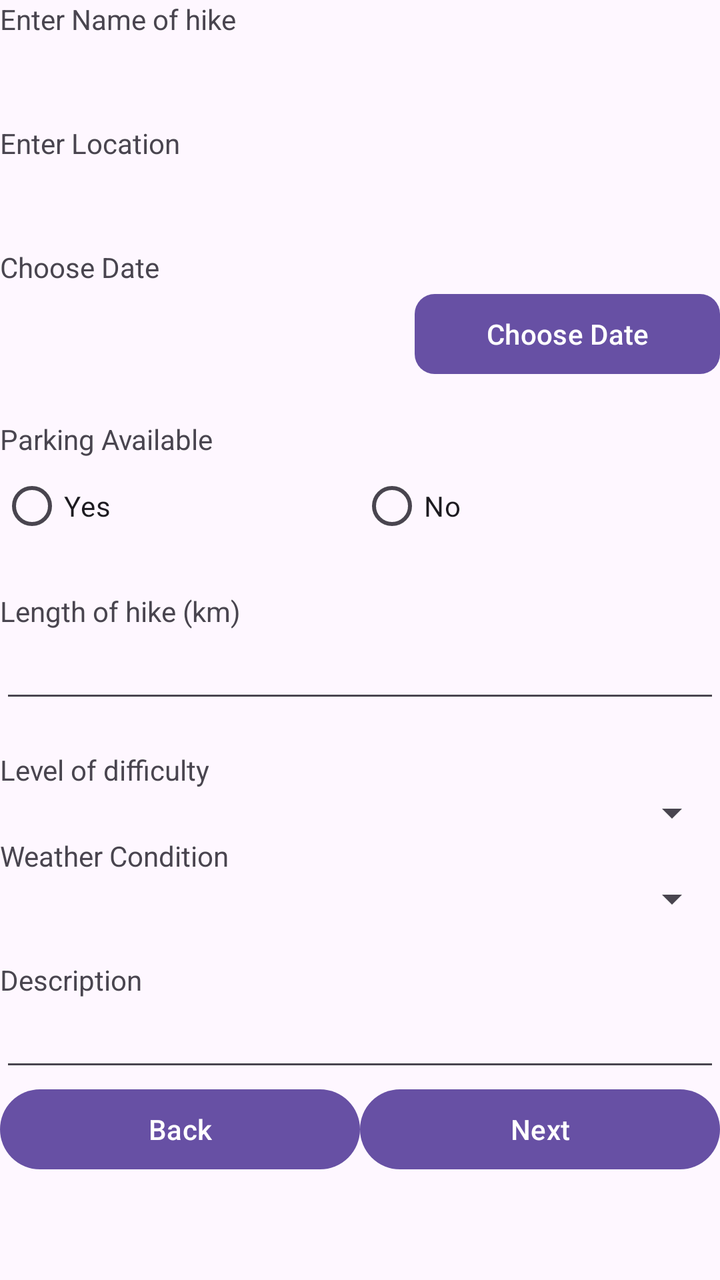
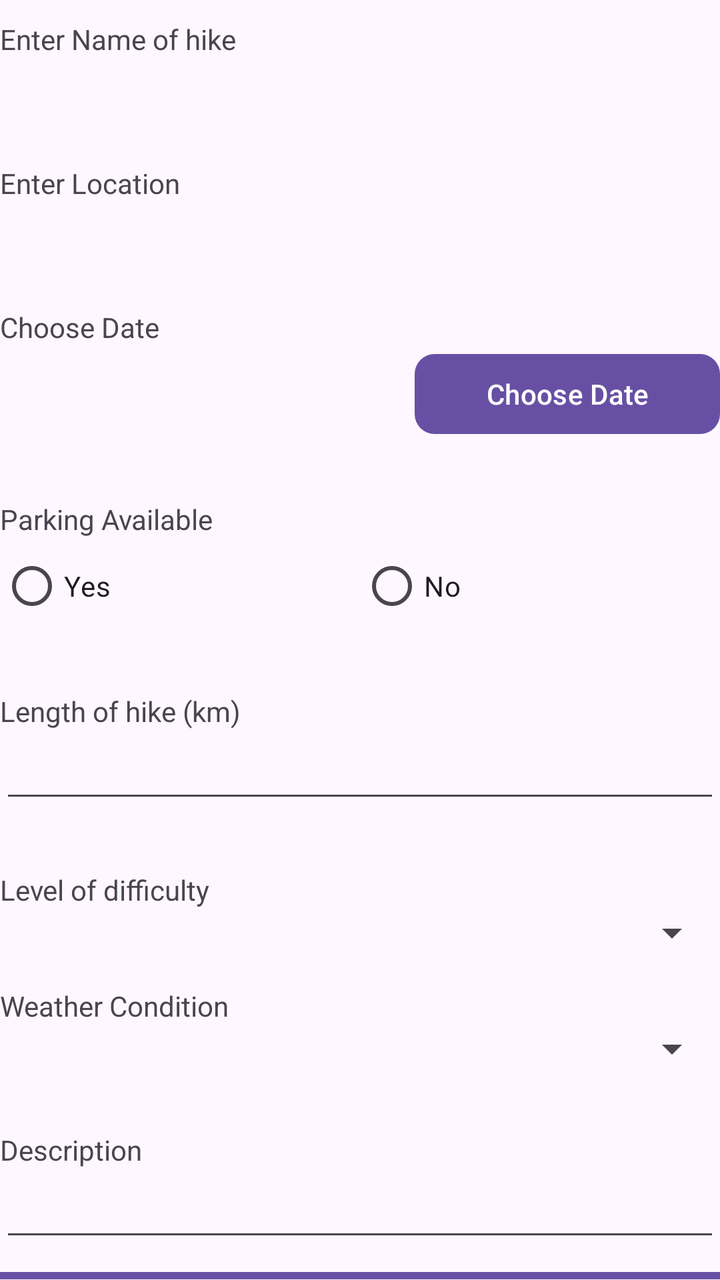

Two renders of the same Android screen: before a commit and after it. Below are the layout's source before the change and the commit's diff.
<!-- AndroidManifest.xml: application theme Theme.MHIke -->
<!-- res/layout/activity_entry.xml -->
<?xml version="1.0" encoding="utf-8"?>
<LinearLayout xmlns:android="http://schemas.android.com/apk/res/android"
    xmlns:app="http://schemas.android.com/apk/res-auto"
    xmlns:tools="http://schemas.android.com/tools"
    android:layout_width="match_parent"
    android:layout_height="match_parent"
    android:layout_margin="16dp"
    android:orientation="vertical"
    tools:context=".EntryActivity">

    <TextView
        android:layout_width="match_parent"
        android:layout_height="wrap_content"
        android:text="@string/lbl_NameOfHike" />

    <Spinner
        android:id="@+id/spinnerHikeNames"
        android:layout_width="409dp"
        android:layout_height="wrap_content"
        tools:layout_editor_absoluteX="1dp"
        tools:layout_editor_absoluteY="164dp" />

    






    <TextView
        android:id="@+id/lbl_h1"
        android:layout_width="match_parent"
        android:layout_height="wrap_content"
        android:text="Please fill the above field."
        android:visibility="invisible"
        android:textColor="#FF0000"
        />







    <TextView
        android:layout_width="wrap_content"
        android:layout_height="wrap_content"
        android:hint="Name"
        android:text="@string/lbl_Location" />


    <Spinner
        android:id="@+id/spinnerLocations"
        android:layout_width="409dp"
        android:layout_height="wrap_content"
        tools:layout_editor_absoluteX="1dp"
        tools:layout_editor_absoluteY="205dp" />

    




    <TextView
        android:id="@+id/lbl_h2"
        android:layout_width="match_parent"
        android:layout_height="wrap_content"
        android:text="Please select the above field."
        android:visibility="invisible"
        android:textColor="#FF0000"
        />

    <TextView
        android:id="@+id/lbl2"
        android:layout_width="match_parent"
        android:layout_height="wrap_content"
        android:hint="Name"
        android:text="@string/lbl_ChooseDate" />

    <LinearLayout
        android:layout_width="match_parent"
        android:layout_height="wrap_content"
        android:orientation="horizontal">

        <TextView
            android:id="@+id/lbl_Date"
            android:layout_width="wrap_content"
            android:layout_height="match_parent"
            android:layout_weight="90" />

        <Button
            android:id="@+id/btnShowDateTime"
            android:layout_width="wrap_content"
            android:layout_height="wrap_content"
            android:layout_weight="10"
            android:text="@string/btn_Date"
            app:cornerRadius="10dp" />


    </LinearLayout>
    <TextView
        android:id="@+id/lbl_h3"
        android:layout_width="match_parent"
        android:layout_height="wrap_content"
        android:text="Please fill the above field."
        android:visibility="invisible"
        android:textColor="#FF0000"
        />

    <TextView
        android:id="@+id/textView4"
        android:layout_width="match_parent"
        android:layout_height="wrap_content"
        android:hint="Name"
        android:text="@string/lbl_ParkingAvailable" />

    <RadioGroup
        android:layout_width="match_parent"
        android:layout_height="wrap_content"
        android:orientation="horizontal">

        <RadioButton
            android:id="@+id/rdo_Yes"
            android:layout_width="match_parent"
            android:layout_height="wrap_content"
            android:layout_weight="0.5"
            android:text="@string/txt_Yes" />

        <RadioButton
            android:id="@+id/rdo_No"
            android:layout_width="match_parent"
            android:layout_height="wrap_content"
            android:layout_weight="0.5"
            android:text="@string/txt_No" />
    </RadioGroup>

    <TextView
        android:id="@+id/lbl_h4"
        android:layout_width="match_parent"
        android:layout_height="wrap_content"
        android:text="Please fill the above field."
        android:visibility="invisible"
        android:textColor="#FF0000"
        />


    <TextView
        android:id="@+id/textView5"
        android:layout_width="match_parent"
        android:layout_height="wrap_content"
        android:hint="Name"
        android:text="@string/lbl_LengthOfTheHike" />

    <EditText
        android:id="@+id/txt_LengthOfHike"
        android:layout_width="match_parent"
        android:layout_height="wrap_content"
        android:ems="10"
        android:inputType="numberDecimal" />

    <TextView
        android:id="@+id/lbl_h5"
        android:layout_width="match_parent"
        android:layout_height="wrap_content"
        android:text="Please fill the above field."
        android:visibility="invisible"
        android:textColor="#FF0000"
        />

    <TextView
        android:id="@+id/textView6"
        android:layout_width="match_parent"
        android:layout_height="wrap_content"
        android:hint="Name"
        android:text="@string/lbl_LevelOfDifficulty" />

    <Spinner
        android:id="@+id/spn_Difficulty"
        android:layout_width="match_parent"
        android:layout_height="wrap_content" />
<TextView
        android:id="@+id/textView8"
        android:layout_width="match_parent"
        android:layout_height="wrap_content"
        android:hint="Name"
        android:text="Weather Condition" />

    <Spinner
        android:id="@+id/spn_Weather"
        android:layout_width="match_parent"
        android:layout_height="wrap_content" />

    <TextView
        android:id="@+id/lbl_h6"
        android:layout_width="match_parent"
        android:layout_height="wrap_content"
        android:text="Please select the above field."
        android:visibility="invisible"
        android:textColor="#FF0000"
        />

    <TextView
        android:id="@+id/textView7"
        android:layout_width="match_parent"
        android:layout_height="wrap_content"
        android:hint="Name"
        android:text="@string/lbl_Description" />

    <EditText
        android:id="@+id/txt_Description"
        android:layout_width="match_parent"
        android:layout_height="wrap_content"
        android:ems="10"
        android:gravity="start|top"
        android:inputType="textMultiLine" />

    <LinearLayout
        android:layout_width="match_parent"
        android:layout_height="wrap_content"
        android:orientation="horizontal">

        <Button
            android:id="@+id/btn_Back"
            android:layout_width="match_parent"
            android:layout_height="wrap_content"
            android:layout_weight="1"
            android:text="Back" />
        <Button
            android:id="@+id/btn_Next"
            android:layout_width="match_parent"
            android:layout_height="wrap_content"
            android:layout_weight="1"
            android:text="Next" />

    </LinearLayout>



</LinearLayout>
<!-- resources referenced by this layout -->
<resources>
  <string name="btn_Date">Choose Date</string>
  <string name="lbl_ChooseDate">"Choose Date"</string>
  <string name="lbl_Description">"Description"</string>
  <string name="lbl_LengthOfTheHike">"Length of hike (km)"</string>
  <string name="lbl_LevelOfDifficulty">"Level of difficulty"</string>
  <string name="lbl_Location">"Enter Location"</string>
  <string name="lbl_NameOfHike">"Enter Name of hike"</string>
  <string name="lbl_ParkingAvailable">"Parking Available"</string>
  <string name="txt_No">No</string>
  <string name="txt_Yes">Yes</string>
  <style name="Theme.MHIke" parent="Base.Theme.MHIke" />
  <style name="Base.Theme.MHIke" parent="Theme.Material3.DayNight.NoActionBar">
          
          
      </style>
</resources>

<!-- the commit's change to res/layout/activity_entry.xml (unified diff, before → after) -->
@@ -9,6 +9,7 @@
     tools:context=".EntryActivity">
 
     <TextView
+        android:layout_marginTop="10dp"
         android:layout_width="match_parent"
         android:layout_height="wrap_content"
         android:text="@string/lbl_NameOfHike" />
@@ -43,6 +44,8 @@
 
 
     <TextView
+        android:layout_marginTop="10dp"
+
         android:layout_width="wrap_content"
         android:layout_height="wrap_content"
         android:hint="Name"
@@ -71,6 +74,8 @@
         />
 
     <TextView
+        android:layout_marginTop="10dp"
+
         android:id="@+id/lbl2"
         android:layout_width="match_parent"
         android:layout_height="wrap_content"
@@ -108,6 +113,8 @@
         />
 
     <TextView
+        android:layout_marginTop="10dp"
+
         android:id="@+id/textView4"
         android:layout_width="match_parent"
         android:layout_height="wrap_content"
@@ -145,6 +152,8 @@
 
 
     <TextView
+        android:layout_marginTop="10dp"
+
         android:id="@+id/textView5"
         android:layout_width="match_parent"
         android:layout_height="wrap_content"
@@ -152,6 +161,7 @@
         android:text="@string/lbl_LengthOfTheHike" />
 
     <EditText
+
         android:id="@+id/txt_LengthOfHike"
         android:layout_width="match_parent"
         android:layout_height="wrap_content"
@@ -168,6 +178,8 @@
         />
 
     <TextView
+        android:layout_marginTop="10dp"
+
         android:id="@+id/textView6"
         android:layout_width="match_parent"
         android:layout_height="wrap_content"
@@ -179,7 +191,9 @@
         android:layout_width="match_parent"
         android:layout_height="wrap_content" />
 <TextView
-        android:id="@+id/textView8"
+    android:layout_marginTop="15dp"
+
+    android:id="@+id/textView8"
         android:layout_width="match_parent"
         android:layout_height="wrap_content"
         android:hint="Name"
@@ -200,6 +214,8 @@
         />
 
     <TextView
+        android:layout_marginTop="10dp"
+
         android:id="@+id/textView7"
         android:layout_width="match_parent"
         android:layout_height="wrap_content"
@@ -215,6 +231,8 @@
         android:inputType="textMultiLine" />
 
     <LinearLayout
+        android:layout_marginTop="10dp"
+
         android:layout_width="match_parent"
         android:layout_height="wrap_content"
         android:orientation="horizontal">
